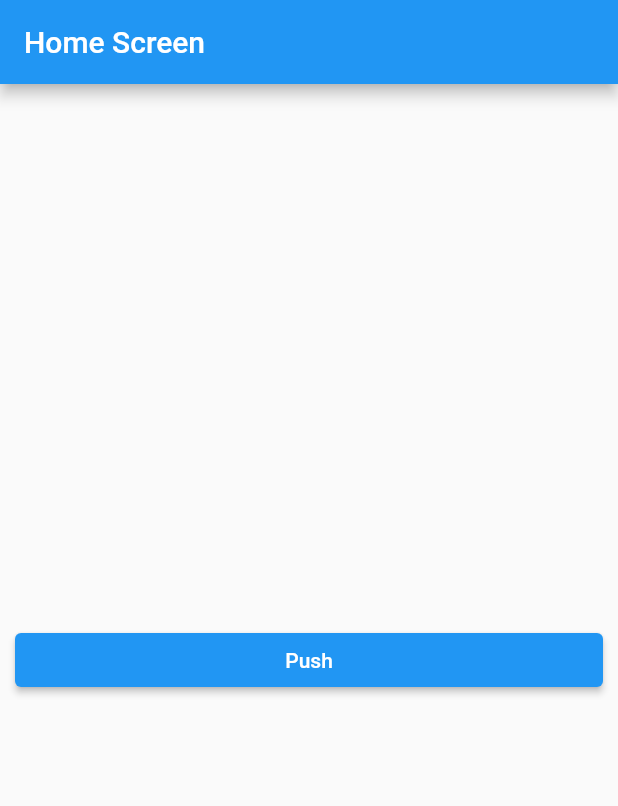
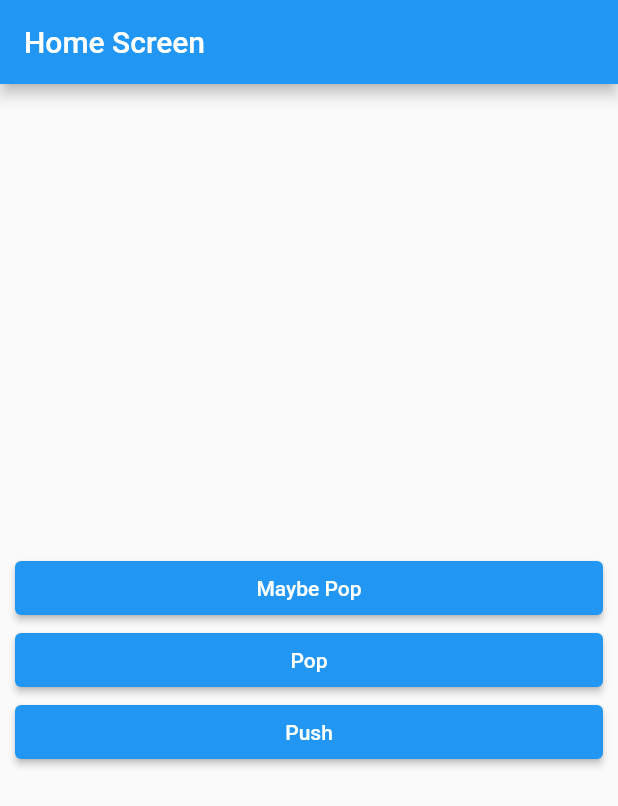
Before and after one commit to StopSoo/Stopsoo, a Flutter app: the screen it shows after launch, on a phone screen of 412 x 824 dp. Shown: the top 806 px of the screen. Run offline on Flutter 3.47's test engine with Material 2 defaults, Android fonts, the phone set to English and light mode, and no system bars; our stand-ins replace webview_flutter.

Commit message:
230907 flutter study

```diff
--- a/Flutter Study/flutter_app_prac/lib/screen/homeScreen/home_screen_S14.dart
+++ b/Flutter Study/flutter_app_prac/lib/screen/homeScreen/home_screen_S14.dart
@@ -9,9 +9,33 @@
 
   @override
   Widget build(BuildContext context) {
-    return MainLayout(
+    return WillPopScope(
+      // 안드로이드에서 시스템 상 뒤로가기 버튼을 통해 강제로 앱을 종료하는 일이 없게 방지
+      onWillPop: () async {
+        // true : pop 가능
+        // false : pop 불가능
+
+        // Pop이 가능한 경우는 true를 반환, 불가능한 경우는 false를 반환하게 설정
+        final canPop = Navigator.of(context).canPop();
+
+        return canPop;
+      },
+      child: MainLayout(
         title: 'Home Screen',
         children: [
+          ElevatedButton(
+            onPressed: () {
+              // maybePop : 더 이상 뒤로 갈 페이지가 없을 때 pop되지 않음
+              Navigator.of(context).maybePop();
+            },
+            child: Text('Maybe Pop'),
+          ),
+          ElevatedButton(
+            onPressed: () {
+              Navigator.of(context).pop();
+            },
+            child: Text('Pop'),
+          ),
           ElevatedButton(
             onPressed: () async {
               final result = await Navigator.of(context).push(
@@ -27,6 +51,7 @@
             child: Text('Push')
           )
         ],
+      ),
     );
   }
 }
--- a/Flutter Study/flutter_app_prac/lib/screen/route_one_screen.dart
+++ b/Flutter Study/flutter_app_prac/lib/screen/route_one_screen.dart
@@ -25,6 +25,20 @@
           textAlign: TextAlign.center,
         ),
         ElevatedButton(
+          onPressed: () {
+            // 해당 화면에서 pop해서 이동할 화면이 있는지 true/false로 반환
+            print(Navigator.of(context).canPop());
+          },
+          child: Text('Can Pop')
+        ),
+        ElevatedButton(
+          onPressed: () {
+            // stack에 screen이 존재하지 않는데 pop해서 검정 화면이 나오는 것을 방지
+            Navigator.of(context).maybePop();
+          },
+          child: Text('Maybe Pop')
+        ),
+        ElevatedButton(
           // pop으로 argument 전달 시, async-await 적용 (!)
           onPressed: () {
             Navigator.of(context).pop(456);
```
Lines whose indentation alone changed are shown as unchanged.
